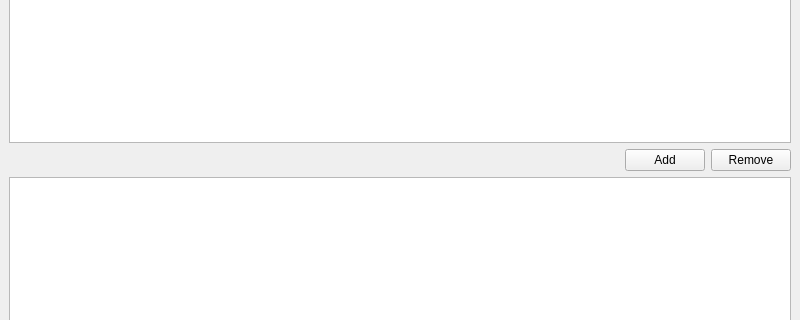
Qt form QtRSSReader/src/ui/mainwindow.ui (ignabelitzky/qt-rss-reader) before a commit; both pictures show x 0 to 800 and y 129 to 449 of the 800 by 600 pixel window.
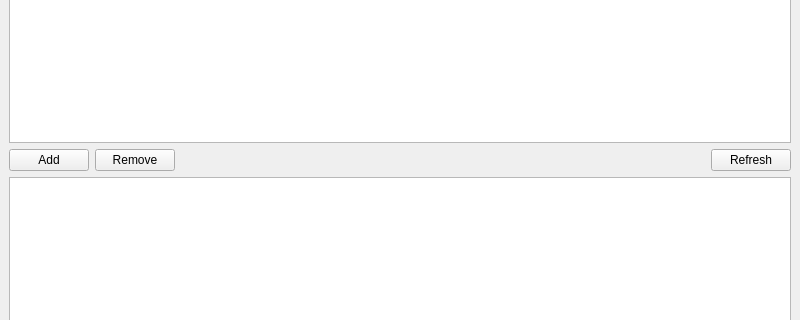
The same form after that commit.

Patch:
```diff
--- a/QtRSSReader/src/ui/mainwindow.ui
+++ b/QtRSSReader/src/ui/mainwindow.ui
@@ -20,6 +20,20 @@
     </item>
     <item>
      <layout class="QHBoxLayout" name="horizontalLayout">
+      <item>
+       <widget class="QPushButton" name="addButton">
+        <property name="text">
+         <string>Add</string>
+        </property>
+       </widget>
+      </item>
+      <item>
+       <widget class="QPushButton" name="removeButton">
+        <property name="text">
+         <string>Remove</string>
+        </property>
+       </widget>
+      </item>
       <item>
        <spacer name="horizontalSpacer">
         <property name="orientation">
@@ -34,16 +48,9 @@
        </spacer>
       </item>
       <item>
-       <widget class="QPushButton" name="addButton">
+       <widget class="QPushButton" name="refreshButton">
         <property name="text">
-         <string>Add</string>
-        </property>
-       </widget>
-      </item>
-      <item>
-       <widget class="QPushButton" name="removeButton">
-        <property name="text">
-         <string>Remove</string>
+         <string>Refresh</string>
         </property>
        </widget>
       </item>
```
